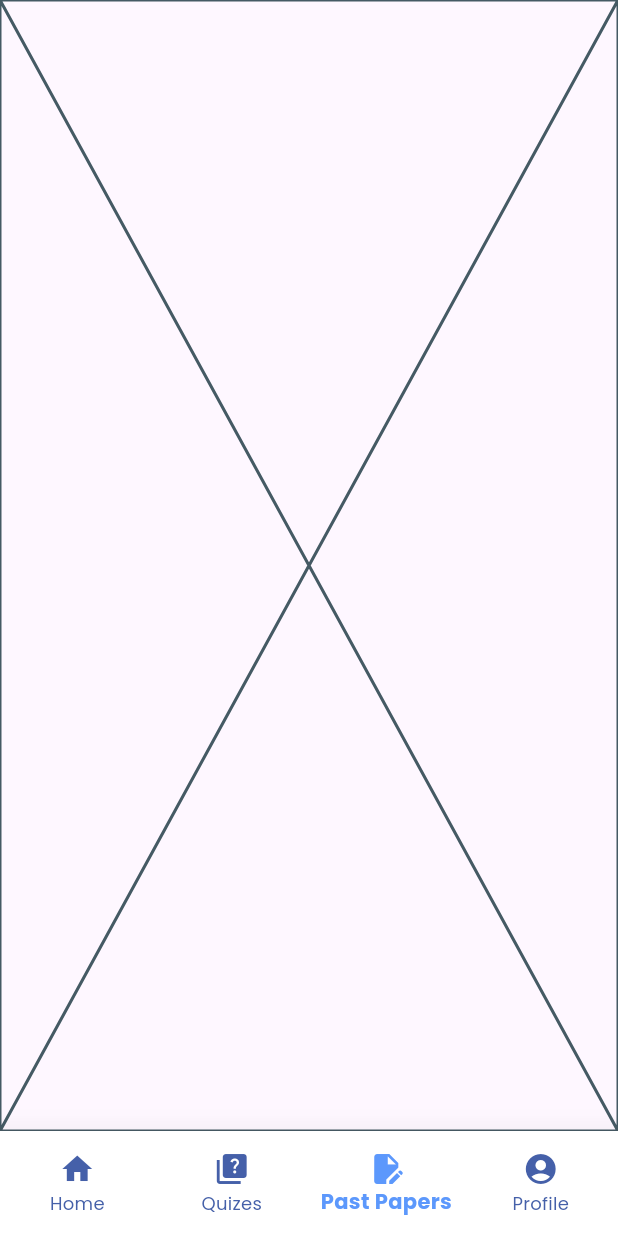
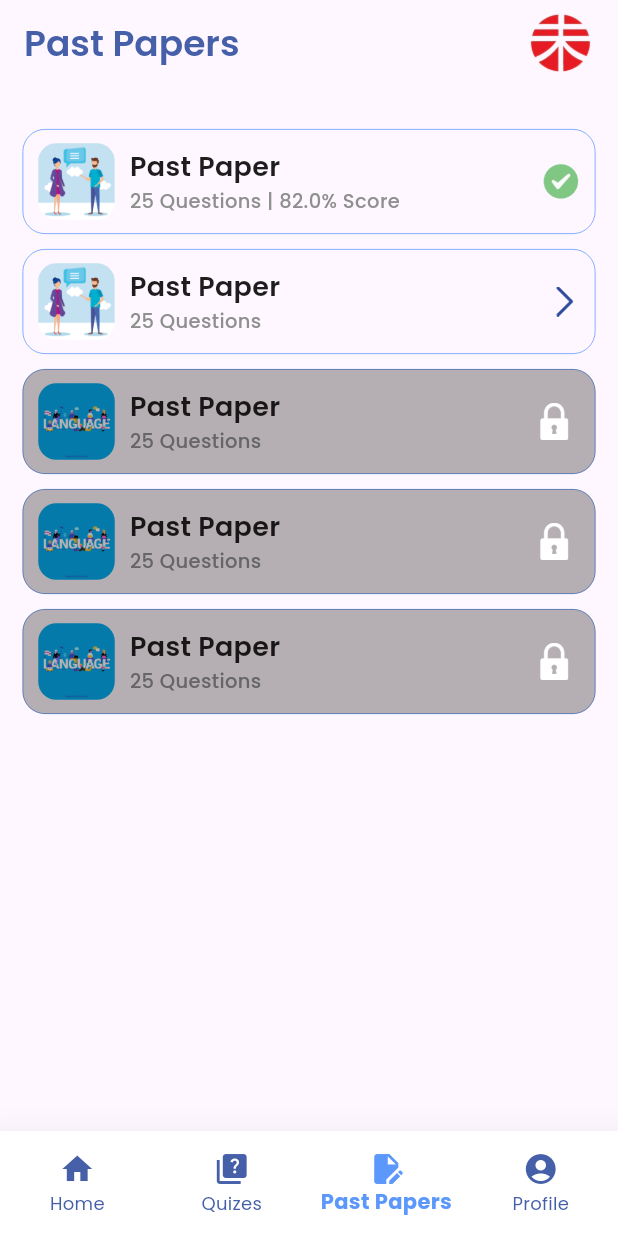
Before and after one commit to IT21175466/Mirai-Japanese-LMS, a Flutter app: the screen it shows after launch, item 3 of the bottom bar chosen, on a phone screen of 412 x 824 dp. Run offline on Flutter 3.47's test engine with Material 3 defaults, Android fonts, the phone set to English and light mode, and no system bars; our stand-ins replace lottie, percent_indicator.

Commit message:
Update past_papers_tab.dart

```diff
--- a/lib/views/home/tabs/past_papers_tab.dart
+++ b/lib/views/home/tabs/past_papers_tab.dart
@@ -1,4 +1,6 @@
 import 'package:flutter/material.dart';
+import 'package:miraijapanese/constraints/app_colors.dart';
+import 'package:miraijapanese/widgets/question_card.dart';
 
 class PastPapersTab extends StatefulWidget {
   const PastPapersTab({super.key});
@@ -10,6 +12,86 @@ class PastPapersTab extends StatefulWidget {
 class _PastPapersTabState extends State<PastPapersTab> {
   @override
   Widget build(BuildContext context) {
-    return const Placeholder();
+    double screenWidth = MediaQuery.of(context).size.width;
+    double screenHeight = MediaQuery.of(context).size.height;
+    return Scaffold(
+      appBar: AppBar(
+        title: Row(
+          children: [
+            Text(
+              'Past Papers',
+              style: TextStyle(
+                fontFamily: 'Poppins',
+                fontWeight: FontWeight.w600,
+                fontSize: 24,
+                color: AppColors.accentColor,
+              ),
+            ),
+            Spacer(),
+            SizedBox(
+              width: 45,
+              child: Image.asset('assets/images/splashLogo.png'),
+            ),
+          ],
+        ),
+      ),
+      body: Container(
+        height: screenHeight - AppBar().preferredSize.height,
+        width: screenWidth,
+        padding: EdgeInsets.symmetric(horizontal: 15),
+        child: SingleChildScrollView(
+          child: Column(
+            children: [
+              SizedBox(
+                height: 25,
+              ),
+              QuestionCard(
+                quizAmount: '25',
+                image: AssetImage('assets/images/sporken.jpg'),
+                quizTitle: 'Past Paper',
+                isLocked: false,
+                isCompleted: true,
+                score: 82.0,
+              ),
+              QuestionCard(
+                quizAmount: '25',
+                image: AssetImage('assets/images/sporken.jpg'),
+                quizTitle: 'Past Paper',
+                isLocked: false,
+                isCompleted: false,
+                score: 0,
+              ),
+              QuestionCard(
+                quizAmount: '25',
+                image: AssetImage('assets/images/language.jpg'),
+                quizTitle: 'Past Paper',
+                isLocked: true,
+                isCompleted: false,
+                score: 0,
+              ),
+              QuestionCard(
+                quizAmount: '25',
+                image: AssetImage('assets/images/language.jpg'),
+                quizTitle: 'Past Paper',
+                isLocked: true,
+                isCompleted: false,
+                score: 0,
+              ),
+              QuestionCard(
+                quizAmount: '25',
+                image: AssetImage('assets/images/language.jpg'),
+                quizTitle: 'Past Paper',
+                isLocked: true,
+                isCompleted: false,
+                score: 0,
+              ),
+              SizedBox(
+                height: 20,
+              ),
+            ],
+          ),
+        ),
+      ),
+    );
   }
 }
```
